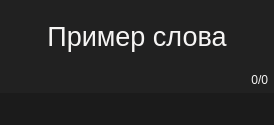
First picture: the form in res/uis/check_words.ui, repository yasperrus/LearnEnglishSubtitles, before the edit.
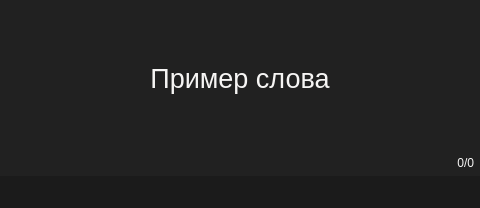
Second picture: the form after the edit. Icons and pictures are not drawn.

Patch:
```diff
--- a/res/uis/check_words.ui
+++ b/res/uis/check_words.ui
@@ -6,8 +6,8 @@
    <rect>
     <x>0</x>
     <y>0</y>
-    <width>274</width>
-    <height>125</height>
+    <width>480</width>
+    <height>208</height>
    </rect>
   </property>
   <property name="sizePolicy">
@@ -39,7 +39,7 @@
     <number>0</number>
    </property>
    <item>
-    <layout class="QVBoxLayout" name="verticalLayout_3" stretch="1,0">
+    <layout class="QVBoxLayout" name="verticalLayout_3" stretch="2,0">
      <property name="spacing">
       <number>0</number>
      </property>
@@ -124,7 +124,7 @@
        </layout>
       </widget>
      </item>
-     <item>
+     <item alignment="Qt::AlignmentFlag::AlignBottom">
       <widget class="QWidget" name="widget" native="true">
        <property name="sizePolicy">
         <sizepolicy hsizetype="Preferred" vsizetype="Preferred">
```
Left out of the diff: 8 changed lines with no effect on the pictures.
